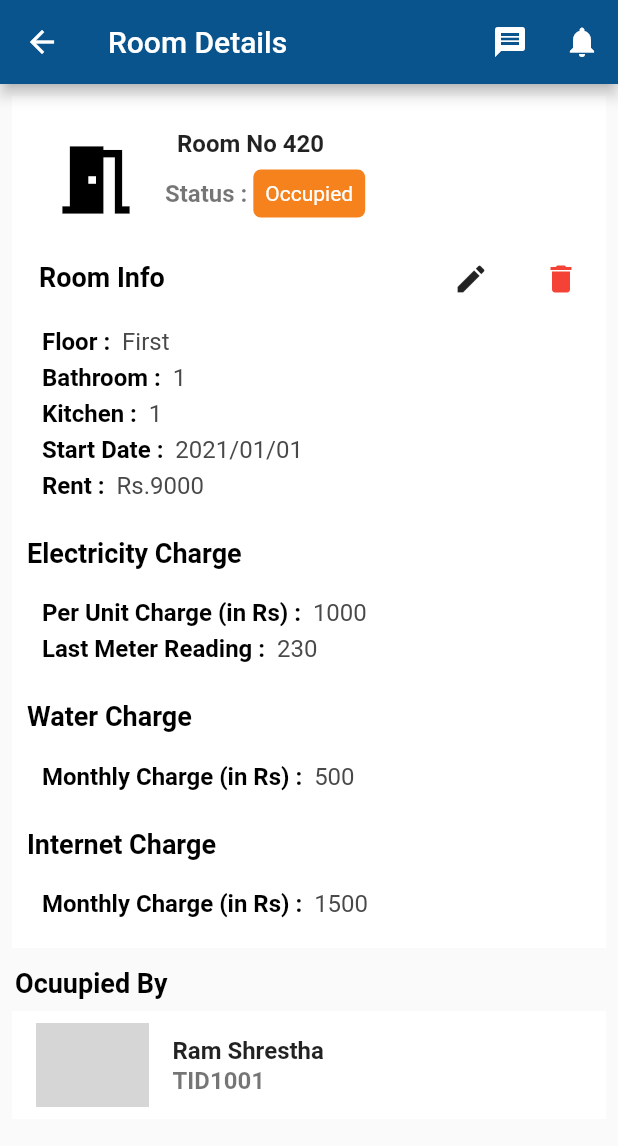
After one commit to Praditya-7/Gahrbeti-owner, a Flutter app: the RoomDetail screen opened directly, on a phone screen of 412 x 824 dp. The commit adds this screen. Shown: the top 1146 px of the screen. Run offline on Flutter 3.47's test engine with Material 2 defaults, Android fonts, the phone set to English and light mode, and no system bars; network calls fail; grey boxes are pictures that could not be loaded.

Commit message:
Room details added

```diff
--- a/lib/Screens/NavScreens/rooms.dart
+++ b/lib/Screens/NavScreens/rooms.dart
@@ -1,5 +1,7 @@
 // ignore_for_file: prefer_const_constructors
 import 'package:flutter/material.dart';
+
+import '../room_detail.dart';
 
 class Rooms extends StatelessWidget {
   const Rooms({Key? key}) : super(key: key);
@@ -7,7 +9,12 @@ class Rooms extends StatelessWidget {
   @override
   Widget build(BuildContext context) {
     return Container(
-      child: Text("Rooms"),
+      child: InkWell(
+          onTap: () {
+            Navigator.push(
+                context, MaterialPageRoute(builder: (context) => RoomDetail()));
+          },
+          child: Text("Rooms")),
     );
   }
 }
--- /dev/null
+++ b/lib/Screens/room_detail.dart
@@ -0,0 +1,421 @@
+// ignore_for_file: prefer_const_constructors
+import 'package:flutter/material.dart';
+
+class RoomDetail extends StatefulWidget {
+  const RoomDetail({Key? key}) : super(key: key);
+
+  @override
+  _RoomDetailState createState() => _RoomDetailState();
+}
+
+class _RoomDetailState extends State<RoomDetail> {
+  @override
+  Widget build(BuildContext context) {
+    String name = 'Ram Shrestha';
+    int tid = 1001;
+    int roomNo = 420;
+    String floor = "First";
+    int bathroom = 1;
+    int kitchen = 1;
+    String date = "2021/01/01";
+    int rent = 9000;
+    int elecCharge = 1000;
+    int lastMeterReading = 230;
+    int waterCharge = 500;
+    int intCharge = 1500;
+    return Scaffold(
+      appBar: AppBar(
+        backgroundColor: Color(0xff09548c),
+        title: Text("Room Details"),
+        actions: <Widget>[
+          IconButton(
+            onPressed: () {},
+            icon: Icon(
+              Icons.message,
+              color: Colors.white,
+            ),
+          ),
+          IconButton(
+            onPressed: () {},
+            icon: Icon(
+              Icons.notifications,
+              color: Colors.white,
+            ),
+          ),
+        ],
+      ),
+      body: SafeArea(
+        child: SingleChildScrollView(
+          child: Column(
+            crossAxisAlignment: CrossAxisAlignment.start,
+            children: [
+              Container(
+                margin: EdgeInsets.all(8.0),
+                color: Colors.white,
+                child: Column(
+                  crossAxisAlignment: CrossAxisAlignment.start,
+                  children: [
+                    Center(
+                      child: Container(
+                        margin: EdgeInsets.all(10.0),
+                        child: ListTile(
+                          leading: Icon(
+                            Icons.meeting_room_sharp,
+                            size: 60,
+                            color: Colors.black,
+                          ),
+                          title: Padding(
+                            padding: const EdgeInsets.all(8.0),
+                            child: Text("Room No " + roomNo.toString(),
+                                style: TextStyle(
+                                    fontSize: 16.0,
+                                    fontWeight: FontWeight.bold)),
+                          ),
+                          subtitle: Row(
+                            children: [
+                              Text(
+                                "Status : ",
+                                style: TextStyle(
+                                    fontSize: 16.0,
+                                    fontWeight: FontWeight.bold),
+                              ),
+                              Container(
+                                decoration: BoxDecoration(
+                                  color: Color(0xffF6821E),
+                                  borderRadius: BorderRadius.circular(5.0),
+                                ),
+                                child: Padding(
+                                  padding: const EdgeInsets.all(8.0),
+                                  child: Text(
+                                    "Occupied",
+                                    style: TextStyle(color: Colors.white),
+                                  ),
+                                ),
+                              ),
+                            ],
+                          ),
+                        ),
+                      ),
+                    ),
+                    SizedBox(height: 15.0),
+                    Container(
+                      child: Row(
+                        mainAxisAlignment: MainAxisAlignment.spaceAround,
+                        crossAxisAlignment: CrossAxisAlignment.start,
+                        children: [
+                          Text(
+                            "Room Info",
+                            style: TextStyle(
+                                fontWeight: FontWeight.bold,
+                                color: Colors.black,
+                                fontSize: 18.0),
+                          ),
+                          SizedBox(
+                            width: 120.0,
+                          ),
+                          InkWell(
+                            child: Icon(Icons.edit),
+                            onTap: () {
+                              print("edit button pressed");
+                            },
+                          ),
+                          InkWell(
+                            child: Icon(
+                              Icons.delete,
+                              color: Colors.red,
+                            ),
+                            onTap: () {
+                              print("Delete Button Pressed");
+                            },
+                          ),
+                        ],
+                      ),
+                    ),
+                    Container(
+                      margin: EdgeInsets.all(10.0),
+                      padding: EdgeInsets.all(10.0),
+                      child: Column(
+                        crossAxisAlignment: CrossAxisAlignment.stretch,
+                        mainAxisAlignment: MainAxisAlignment.spaceEvenly,
+                        children: [
+                          RichText(
+                            text: TextSpan(
+                              text: "Floor : ",
+                              style: TextStyle(
+                                  fontWeight: FontWeight.bold,
+                                  fontSize: 16.0,
+                                  color: Colors.black),
+                              children: [
+                                TextSpan(
+                                    text: " " + floor,
+                                    style: TextStyle(
+                                        fontWeight: FontWeight.normal,
+                                        fontSize: 16.0,
+                                        color: Color(0xff494949)))
+                              ],
+                            ),
+                          ),
+                          SizedBox(
+                            height: 5.0,
+                          ),
+                          RichText(
+                            text: TextSpan(
+                              text: "Bathroom : ",
+                              style: TextStyle(
+                                  fontWeight: FontWeight.bold,
+                                  fontSize: 16.0,
+                                  color: Colors.black),
+                              children: [
+                                TextSpan(
+                                    text: " " + bathroom.toString(),
+                                    style: TextStyle(
+                                        fontWeight: FontWeight.normal,
+                                        fontSize: 16.0,
+                                        color: Color(0xff494949)))
+                              ],
+                            ),
+                          ),
+                          SizedBox(
+                            height: 5.0,
+                          ),
+                          RichText(
+                            text: TextSpan(
+                              text: "Kitchen : ",
+                              style: TextStyle(
+                                  fontWeight: FontWeight.bold,
+                                  fontSize: 16.0,
+                                  color: Colors.black),
+                              children: [
+                                TextSpan(
+                                    text: " " + kitchen.toString(),
+                                    style: TextStyle(
+                                        fontWeight: FontWeight.normal,
+                                        fontSize: 16.0,
+                                        color: Color(0xff494949)))
+                              ],
+                            ),
+                          ),
+                          SizedBox(
+                            height: 5.0,
+                          ),
+                          RichText(
+                            text: TextSpan(
+                              text: "Start Date : ",
+                              style: TextStyle(
+                                  fontWeight: FontWeight.bold,
+                                  fontSize: 16.0,
+                                  color: Colors.black),
+                              children: [
+                                TextSpan(
+                                    text: " " + date.toString(),
+                                    style: TextStyle(
+                                        fontWeight: FontWeight.normal,
+                                        fontSize: 16.0,
+                                        color: Color(0xff494949)))
+                              ],
+                            ),
+                          ),
+                          SizedBox(
+                            height: 5.0,
+                          ),
+                          RichText(
+                            text: TextSpan(
+                              text: "Rent : ",
+                              style: TextStyle(
+                                  fontWeight: FontWeight.bold,
+                                  fontSize: 16.0,
+                                  color: Colors.black),
+                              children: [
+                                TextSpan(
+                                    text: " Rs." + rent.toString(),
+                                    style: TextStyle(
+                                        fontWeight: FontWeight.normal,
+                                        fontSize: 16.0,
+                                        color: Color(0xff494949)))
+                              ],
+                            ),
+                          ),
+                        ],
+                      ),
+                    ),
+                    Container(
+                      margin: EdgeInsets.fromLTRB(10.0, 5.0, 0, 0),
+                      child: Text(
+                        "Electricity Charge",
+                        style: TextStyle(
+                            fontWeight: FontWeight.bold,
+                            color: Colors.black,
+                            fontSize: 18.0),
+                      ),
+                    ),
+                    Container(
+                      margin: EdgeInsets.all(10.0),
+                      padding: EdgeInsets.all(10.0),
+                      child: Column(
+                        crossAxisAlignment: CrossAxisAlignment.stretch,
+                        mainAxisAlignment: MainAxisAlignment.spaceEvenly,
+                        children: [
+                          RichText(
+                            text: TextSpan(
+                              text: "Per Unit Charge (in Rs) : ",
+                              style: TextStyle(
+                                  fontWeight: FontWeight.bold,
+                                  fontSize: 16.0,
+                                  color: Colors.black),
+                              children: [
+                                TextSpan(
+                                    text: " " + elecCharge.toString(),
+                                    style: TextStyle(
+                                        fontWeight: FontWeight.normal,
+                                        fontSize: 16.0,
+                                        color: Color(0xff494949)))
+                              ],
+                            ),
+                          ),
+                          SizedBox(
+                            height: 5.0,
+                          ),
+                          RichText(
+                            text: TextSpan(
+                              text: "Last Meter Reading : ",
+                              style: TextStyle(
+                                  fontWeight: FontWeight.bold,
+                                  fontSize: 16.0,
+                                  color: Colors.black),
+                              children: [
+                                TextSpan(
+                                    text: " " + lastMeterReading.toString(),
+                                    style: TextStyle(
+                                        fontWeight: FontWeight.normal,
+                                        fontSize: 16.0,
+                                        color: Color(0xff494949)))
+                              ],
+                            ),
+                          ),
+                        ],
+                      ),
+                    ),
+                    Container(
+                      margin: EdgeInsets.fromLTRB(10.0, 5.0, 0, 0),
+                      child: Text(
+                        "Water Charge",
+                        style: TextStyle(
+                            fontWeight: FontWeight.bold,
+                            color: Colors.black,
+                            fontSize: 18.0),
+                      ),
+                    ),
+                    Container(
+                      margin: EdgeInsets.all(10.0),
+                      padding: EdgeInsets.all(10.0),
+                      child: Column(
+                        crossAxisAlignment: CrossAxisAlignment.stretch,
+                        mainAxisAlignment: MainAxisAlignment.spaceEvenly,
+                        children: [
+                          RichText(
+                            text: TextSpan(
+                              text: "Monthly Charge (in Rs) : ",
+                              style: TextStyle(
+                                  fontWeight: FontWeight.bold,
+                                  fontSize: 16.0,
+                                  color: Colors.black),
+                              children: [
+                                TextSpan(
+                                    text: " " + waterCharge.toString(),
+                                    style: TextStyle(
+                                        fontWeight: FontWeight.normal,
+                                        fontSize: 16.0,
+                                        color: Color(0xff494949)))
+                              ],
+                            ),
+                          ),
+                        ],
+                      ),
+                    ),
+                    Container(
+                      margin: EdgeInsets.fromLTRB(10.0, 5.0, 0, 0),
+                      child: Text(
+                        "Internet Charge",
+                        style: TextStyle(
+                            fontWeight: FontWeight.bold,
+                            color: Colors.black,
+                            fontSize: 18.0),
+                      ),
+                    ),
+                    Container(
+                      margin: EdgeInsets.all(10.0),
+                      padding: EdgeInsets.all(10.0),
+                      child: Column(
+                        crossAxisAlignment: CrossAxisAlignment.stretch,
+                        mainAxisAlignment: MainAxisAlignment.spaceEvenly,
+                        children: [
+                          RichText(
+                            text: TextSpan(
+                              text: "Monthly Charge (in Rs) : ",
+                              style: TextStyle(
+                                  fontWeight: FontWeight.bold,
+                                  fontSize: 16.0,
+                                  color: Colors.black),
+                              children: [
+                                TextSpan(
+                                    text: " " + intCharge.toString(),
+                                    style: TextStyle(
+                                        fontWeight: FontWeight.normal,
+                                        fontSize: 16.0,
+                                        color: Color(0xff494949)))
+                              ],
+                            ),
+                          ),
+                        ],
+                      ),
+                    ),
+                  ],
+                ),
+              ),
+              //Occupied By
+              Container(
+                  margin: EdgeInsets.fromLTRB(10.0, 5.0, 0, 0),
+                  child: Text(
+                    "Ocuupied By",
+                    style: TextStyle(
+                        fontWeight: FontWeight.bold,
+                        fontSize: 18.0,
+                        color: Colors.black),
+                  )),
+              Container(
+                margin: EdgeInsets.all(8.0),
+                color: Colors.white,
+                child: Center(
+                  child: ListTile(
+                    leading: Container(
+                      width: 75,
+                      height: 200,
+                      padding: EdgeInsets.all(10.0),
+                      decoration: BoxDecoration(
+                        shape: BoxShape.circle,
+                        image: DecorationImage(
+                          image: NetworkImage(
+                            'https://googleflutter.com/sample_image.jpg',
+                          ),
+                          fit: BoxFit.scaleDown,
+                        ),
+                      ),
+                    ),
+                    title: Text(name,
+                        style: TextStyle(
+                            fontSize: 16.0, fontWeight: FontWeight.bold)),
+                    subtitle: Text(
+                      "TID" + tid.toString(),
+                      style: TextStyle(
+                          fontSize: 16.0, fontWeight: FontWeight.bold),
+                    ),
+                  ),
+                ),
+              )
+            ],
+          ),
+        ),
+      ),
+    );
+  }
+}
```
